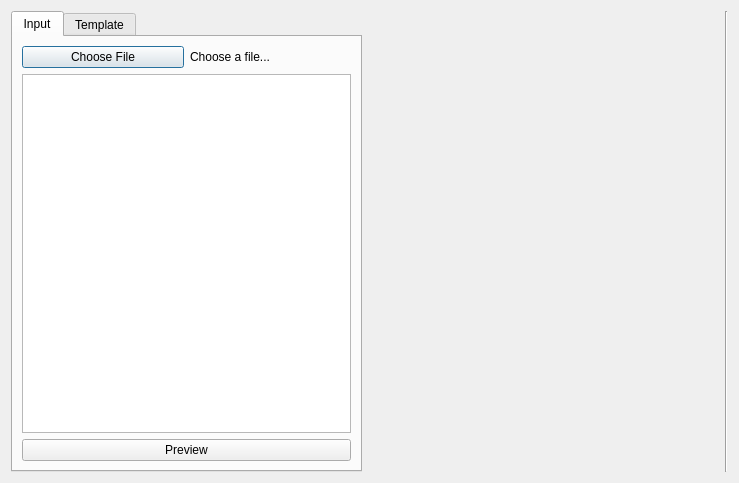
The window that ui/importer.ui (glfharris/ankidown) describes before a commit, drawn with Qt 5.
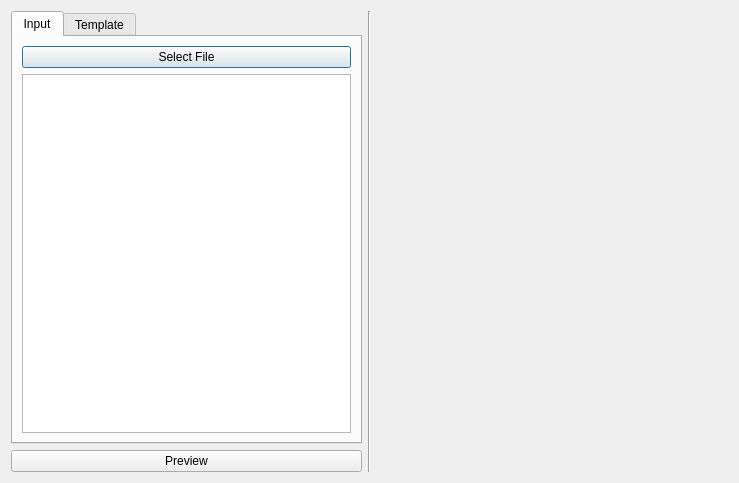
The same window after the commit.

What changed in the file:
```diff
--- a/ui/importer.ui
+++ b/ui/importer.ui
@@ -17,6 +17,8 @@
    <item>
     <layout class="QHBoxLayout" name="horizontalLayout_3">
      <item>
+      <layout class="QVBoxLayout" name="verticalLayout_2">
+       <item>
       <widget class="QTabWidget" name="tabWidget">
        <property name="currentIndex">
         <number>0</number>
@@ -25,22 +27,15 @@
         <attribute name="title">
          <string>Input</string>
         </attribute>
-        <layout class="QVBoxLayout" name="verticalLayout_2">
+          <layout class="QVBoxLayout" name="verticalLayout_7">
          <item>
-          <layout class="QVBoxLayout" name="verticalLayout_5">
+            <layout class="QVBoxLayout" name="verticalLayout_8">
            <item>
             <layout class="QHBoxLayout" name="horizontalLayout_7">
              <item>
               <widget class="QPushButton" name="chooseFile">
                <property name="text">
-                <string>Choose File</string>
-               </property>
-              </widget>
-             </item>
-             <item>
-              <widget class="QLabel" name="fileLabel">
-               <property name="text">
-                <string>Choose a file...</string>
+                  <string>Select File</string>
                </property>
               </widget>
              </item>
@@ -49,13 +44,6 @@
            <item>
             <widget class="QPlainTextEdit" name="noteTextEdit"/>
            </item>
-           <item>
-            <widget class="QPushButton" name="previewButton">
-             <property name="text">
-              <string>Preview</string>
-             </property>
-            </widget>
-           </item>
           </layout>
          </item>
         </layout>
@@ -73,6 +61,22 @@
       </widget>
      </item>
      <item>
+        <widget class="QPushButton" name="previewButton">
+         <property name="text">
+          <string>Preview</string>
+         </property>
+        </widget>
+       </item>
+      </layout>
+     </item>
+     <item>
+      <widget class="Line" name="line">
+       <property name="orientation">
+        <enum>Qt::Vertical</enum>
+       </property>
+      </widget>
+     </item>
+     <item>
       <layout class="QVBoxLayout" name="verticalLayout_3">
        <item>
         <layout class="QHBoxLayout" name="horizontalLayout_5">
@@ -96,13 +100,6 @@
        </item>
       </layout>
      </item>
-     <item>
-      <widget class="Line" name="line">
-       <property name="orientation">
-        <enum>Qt::Vertical</enum>
-       </property>
-      </widget>
-     </item>
     </layout>
    </item>
   </layout>
```
Left out of the diff: 32 changed lines with no effect on the pictures. Lines whose indentation alone changed are shown as unchanged.
